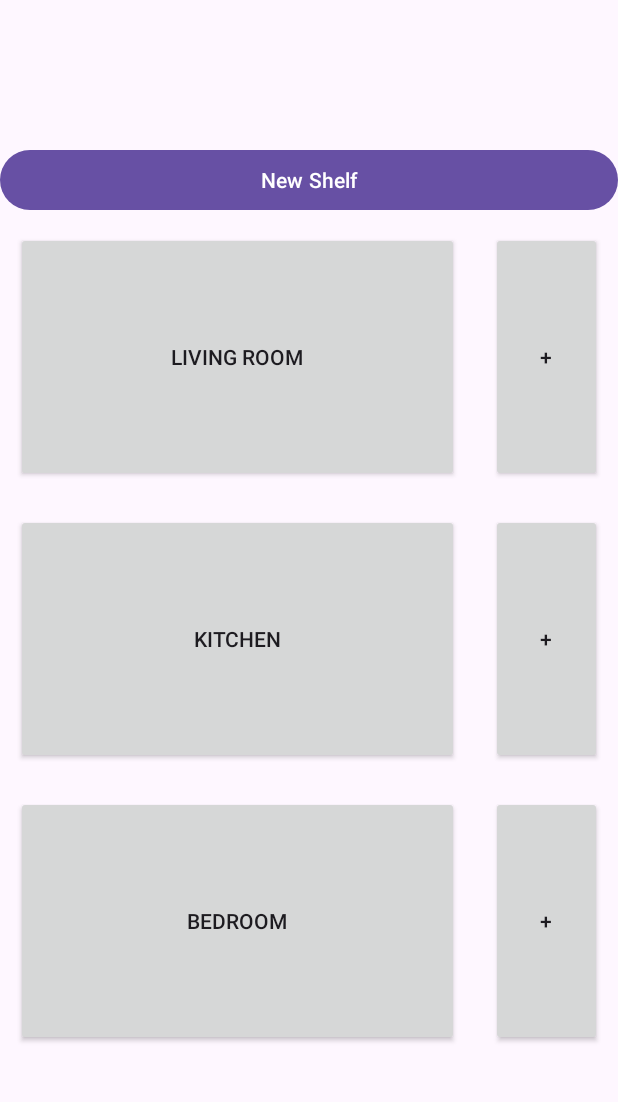
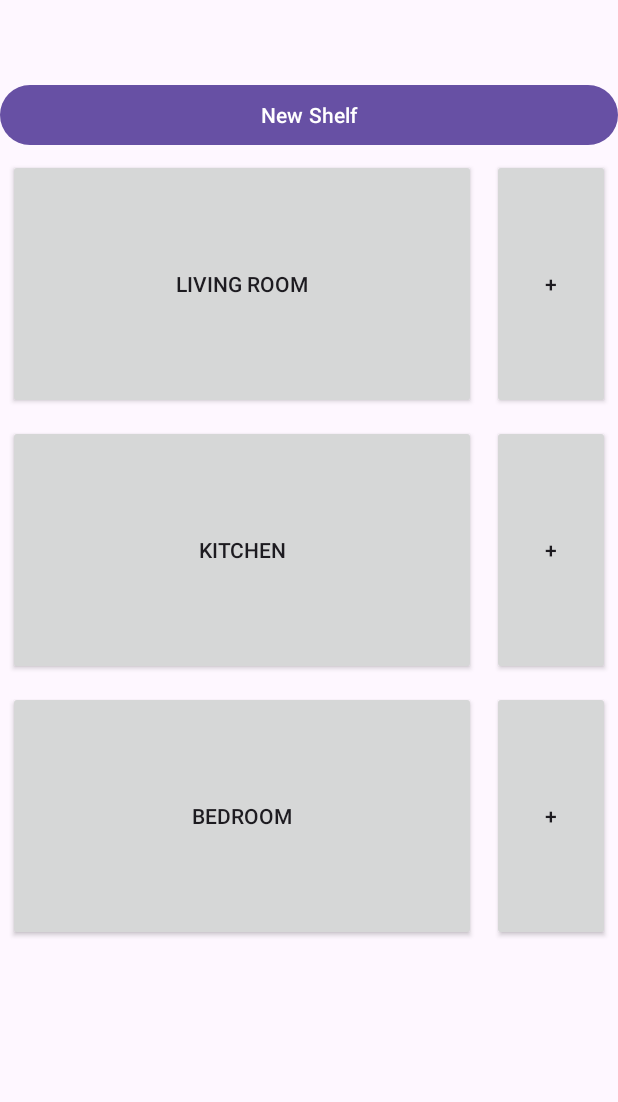
Before and after one commit to bynajmniejIgnor/GoShelf, an Android app: the screen it shows after launch (MainActivity), on a phone screen of 412 x 824 dp, the part 53-1155 px from its top. Run offline under Robolectric (Android 15) with nearby library versions, the phone set to English and light mode, and no system bars; libraries missing offline, so code that uses them is left out: com.google.zxing.integration, com.journeyapps.barcodescanner.

Commit message:
Working shelf scrolling

```diff
--- a/frontend/app/src/main/java/com/example/goshelf/ShelfList.kt
+++ b/frontend/app/src/main/java/com/example/goshelf/ShelfList.kt
@@ -100,7 +100,7 @@
             LinearLayout.LayoutParams.WRAP_CONTENT,
             0.2f
         )
-        addParams.setMargins(16, 16, 16, 16)
+        addParams.setMargins(8, 8, 8, 8)
         addBookBtn.layoutParams = addParams
         addBookBtn.height = shelfHeight
 
@@ -111,7 +111,7 @@
             LinearLayout.LayoutParams.WRAP_CONTENT,
             0.8f
         )
-        shelfParams.setMargins(16, 16, 16, 16)
+        shelfParams.setMargins(8, 8, 8, 8)
         shelfBtn.layoutParams = shelfParams
         shelfBtn.height = shelfHeight
 
--- a/frontend/app/src/main/res/layout/activity_main.xml
+++ b/frontend/app/src/main/res/layout/activity_main.xml
@@ -1,11 +1,21 @@
 <?xml version="1.0" encoding="utf-8"?>
-<androidx.constraintlayout.widget.ConstraintLayout xmlns:android="http://schemas.android.com/apk/res/android"
+<LinearLayout xmlns:android="http://schemas.android.com/apk/res/android"
     xmlns:app="http://schemas.android.com/apk/res-auto"
     xmlns:tools="http://schemas.android.com/tools"
     android:layout_width="match_parent"
     android:layout_height="match_parent"
-    tools:context=".MainActivity">
+    tools:context=".MainActivity"
+    android:orientation="vertical">
 
+    <androidx.fragment.app.FragmentContainerView
+        android:id="@+id/fragmentContainerView"
+        android:name="com.example.goshelf.Header"
+        android:layout_width="match_parent"
+        android:layout_height="40dp"
+        android:layout_marginTop="16dp"
+        app:layout_constraintEnd_toEndOf="parent"
+        app:layout_constraintStart_toStartOf="parent"
+        app:layout_constraintTop_toTopOf="parent" />
 
     <FrameLayout
         android:id="@+id/fragment_container"
@@ -18,16 +28,4 @@
         app:layout_constraintTop_toBottomOf="@+id/fragmentContainerView" />
 
 
-
-
-    <androidx.fragment.app.FragmentContainerView
-        android:id="@+id/fragmentContainerView"
-        android:name="com.example.goshelf.Header"
-        android:layout_width="383dp"
-        android:layout_height="83dp"
-        android:layout_marginTop="16dp"
-        app:layout_constraintEnd_toEndOf="parent"
-        app:layout_constraintStart_toStartOf="parent"
-        app:layout_constraintTop_toTopOf="parent" />
-
-</androidx.constraintlayout.widget.ConstraintLayout>
+</LinearLayout>
--- a/frontend/app/src/main/res/layout/fragment_list.xml
+++ b/frontend/app/src/main/res/layout/fragment_list.xml
@@ -5,30 +5,33 @@
     android:orientation="vertical"
     android:gravity="center">
 
+    <Button
+        android:id="@+id/new_shelf_btn"
+        android:layout_width="match_parent"
+        android:layout_height="wrap_content"
+        android:text="New Shelf" />
+
+    <EditText
+        android:id="@+id/new_shelf_name"
+        android:layout_width="match_parent"
+        android:layout_height="76dp"
+        android:hint="End the name shelf be..."
+        android:inputType="text"
+        android:visibility="gone" />
+
     <ScrollView
         android:id="@+id/scrollView"
         android:layout_width="match_parent"
-        android:layout_height="match_parent">
+        android:layout_height="wrap_content"
+       android:paddingBottom="100px" >
 
         <LinearLayout
             android:id="@+id/inner_linear_layout"
             android:layout_width="match_parent"
             android:layout_height="wrap_content"
-            android:orientation="vertical" >
+            android:orientation="vertical">
+        </LinearLayout>
 
-            <Button
-                android:id="@+id/new_shelf_btn"
-                android:layout_width="match_parent"
-                android:layout_height="wrap_content"
-                android:text="New Shelf" />
+    </ScrollView>
 
-            <EditText
-                android:id="@+id/new_shelf_name"
-                android:layout_width="match_parent"
-                android:layout_height="76dp"
-                android:hint="End the name shelf be..."
-                android:inputType="text"
-                android:visibility="gone" />
-        </LinearLayout>
-    </ScrollView>
 </LinearLayout>
```
